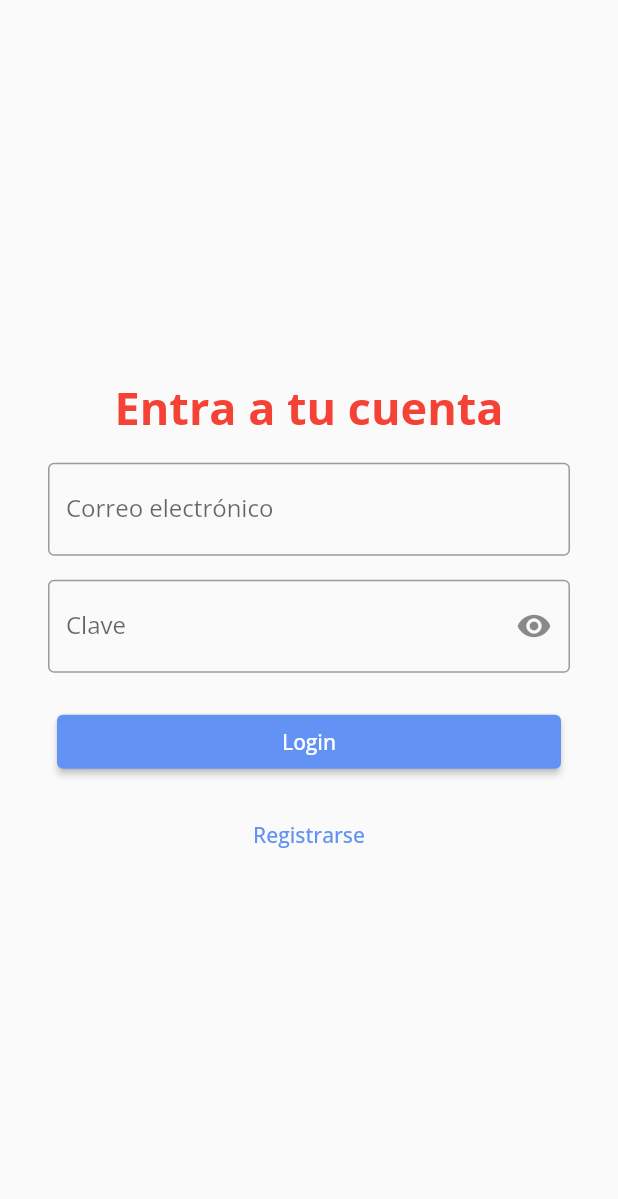
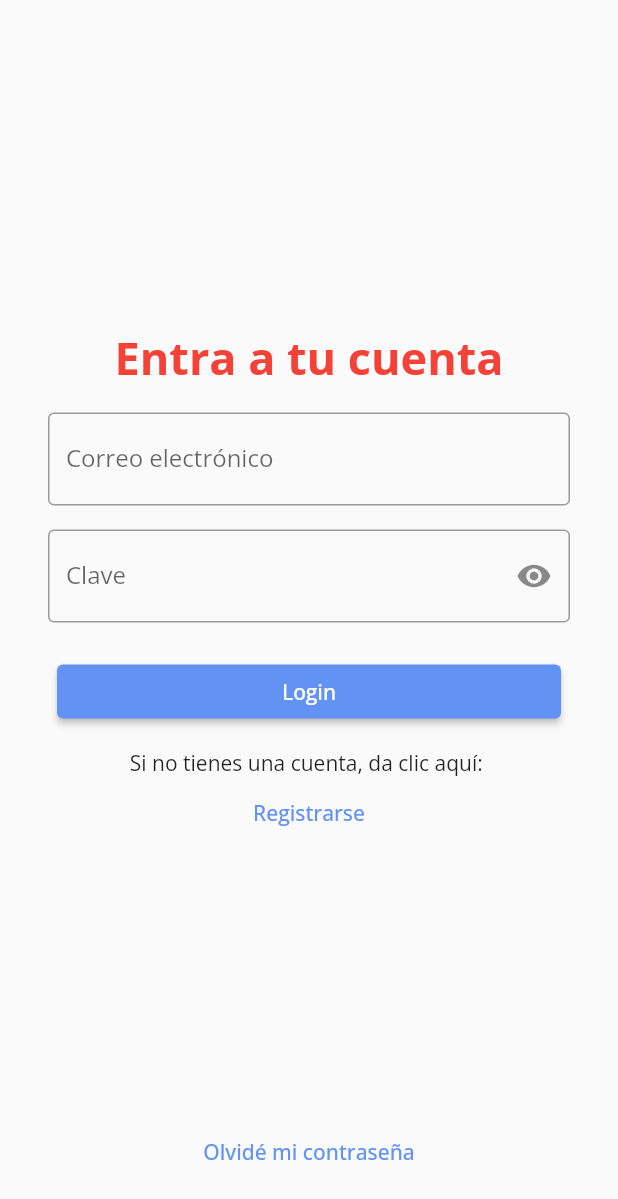
Before and after one commit to advalera/retociclo4, a Flutter app: the screen it shows after launch, on a phone screen of 412 x 824 dp. Shown: the top 1199 px of the screen. Run offline on Flutter 3.47's test engine with Material 2 defaults, Android fonts, the phone set to English and light mode, and no system bars; our stand-ins replace get, google_fonts.

Commit message:
agregando vista de olvido de contraseña y definiendo los parámetros necesario para invocar cada widget

```diff
--- a/lib/ui/pages/authentication/login/login_screen.dart
+++ b/lib/ui/pages/authentication/login/login_screen.dart
@@ -2,9 +2,14 @@ import 'package:flutter/material.dart';
 import 'package:get/route_manager.dart';
 
 class LoginScreen extends StatefulWidget {
-  final VoidCallback onViewSwitch;
+  final VoidCallback onViewSwitch, onForgotPassword;
 
-  const LoginScreen({Key? key, required this.onViewSwitch}) : super(key: key);
+  //Constructor
+  const LoginScreen({
+    Key? key,
+  required this.onViewSwitch,
+  required this.onForgotPassword
+  }) : super(key: key);
 
   @override
   _State createState() => _State();
@@ -84,9 +89,14 @@ class _State extends State<LoginScreen> {
               )
             ],
           ),
+          const Text('Si no tienes una cuenta, da clic aquí: '),
           TextButton(
-              onPressed: widget.onViewSwitch, child: const Text("Registrarse")),
+              onPressed: widget.onViewSwitch,
+              child: const Text("Registrarse")),
           const Spacer(),
+          TextButton(
+            onPressed: widget.onForgotPassword,
+            child: const Text('Olvidé mi contraseña')),
         ],
       ),
     );
--- a/lib/ui/pages/authentication/signup/singup_screen.dart
+++ b/lib/ui/pages/authentication/signup/singup_screen.dart
@@ -4,7 +4,9 @@ import 'package:get/route_manager.dart';
 class SignUpScreen extends StatefulWidget {
   final VoidCallback onViewSwitch;
 
-  const SignUpScreen({Key? key, required this.onViewSwitch}) : super(key: key);
+  const SignUpScreen({
+    Key? key,
+    required this.onViewSwitch}) : super(key: key);
 
   @override
   _State createState() => _State();
```
Also changed, not shown: lib/ui/pages/authentication/auth_page.dart (+17 -3 lines), lib/ui/pages/authentication/forgotpassword/forgot_password.dart (added, +76 -0 lines).
